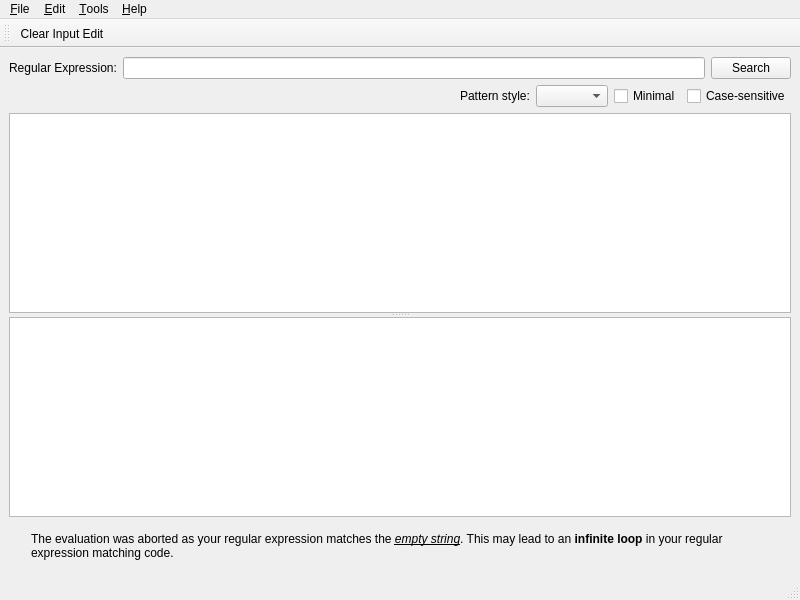
This is src/ui/mainwindow.ui in momesana/qregexp-editor as Qt 5 draws it before an edit. The edited form follows.
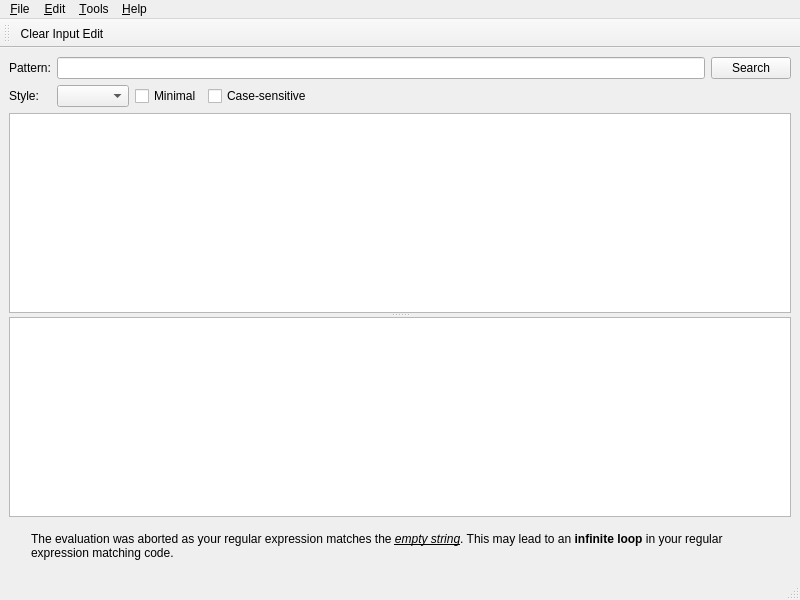
This is the edited form.

The edit to the form file:
```diff
--- a/src/ui/mainwindow.ui
+++ b/src/ui/mainwindow.ui
@@ -14,31 +14,51 @@
    <string>Tool Bar</string>
   </property>
   <widget class="QWidget" name="centralwidget">
-   <layout class="QVBoxLayout" name="verticalLayout">
-    <item>
-     <layout class="QHBoxLayout" name="horizontalLayout">
-      <item>
+   <layout class="QGridLayout" name="gridLayout_2">
+    <item row="0" column="0">
+     <layout class="QGridLayout" name="gridLayout">
+      <item row="0" column="0">
        <widget class="QLabel" name="label">
         <property name="text">
-         <string>Regular Expression:</string>
+         <string>Pattern:</string>
         </property>
        </widget>
       </item>
-      <item>
+      <item row="0" column="1" colspan="4">
        <widget class="QLineEdit" name="regexpLineEdit"/>
       </item>
-      <item>
+      <item row="0" column="5">
        <widget class="QPushButton" name="searchButton">
         <property name="text">
          <string>Search</string>
         </property>
        </widget>
       </item>
-     </layout>
-    </item>
-    <item>
-     <layout class="QHBoxLayout" name="horizontalLayout_2">
-      <item>
+      <item row="1" column="0">
+       <widget class="QLabel" name="label_2">
+        <property name="text">
+         <string>Style:</string>
+        </property>
+       </widget>
+      </item>
+      <item row="1" column="1">
+       <widget class="QComboBox" name="syntaxComboBox"/>
+      </item>
+      <item row="1" column="2">
+       <widget class="QCheckBox" name="minimalCheckBox">
+        <property name="text">
+         <string>Minimal</string>
+        </property>
+       </widget>
+      </item>
+      <item row="1" column="3">
+       <widget class="QCheckBox" name="caseSensitivityCheckBox">
+        <property name="text">
+         <string>Case-sensitive</string>
+        </property>
+       </widget>
+      </item>
+      <item row="1" column="4">
        <spacer name="horizontalSpacer">
         <property name="orientation">
          <enum>Qt::Horizontal</enum>
@@ -51,34 +71,9 @@
         </property>
        </spacer>
       </item>
-      <item>
-       <widget class="QLabel" name="label_2">
-        <property name="text">
-         <string>Pattern style:</string>
-        </property>
-       </widget>
-      </item>
-      <item>
-       <widget class="QComboBox" name="syntaxComboBox">
-       </widget>
-      </item>
-      <item>
-       <widget class="QCheckBox" name="minimalCheckBox">
-        <property name="text">
-         <string>Minimal</string>
-        </property>
-       </widget>
-      </item>
-      <item>
-       <widget class="QCheckBox" name="caseSensitivityCheckBox">
-        <property name="text">
-         <string>Case-sensitive</string>
-        </property>
-       </widget>
-      </item>
      </layout>
     </item>
-    <item>
+    <item row="1" column="0">
      <widget class="QSplitter" name="splitter">
       <property name="orientation">
        <enum>Qt::Vertical</enum>
@@ -91,7 +86,7 @@
       </widget>
      </widget>
     </item>
-    <item>
+    <item row="2" column="0">
      <widget class="QWidget" name="warningWidget" native="true">
       <layout class="QHBoxLayout" name="horizontalLayout_3" stretch="0,1">
        <item>
@@ -132,7 +127,7 @@
      <x>0</x>
      <y>0</y>
      <width>800</width>
-     <height>21</height>
+     <height>27</height>
     </rect>
    </property>
    <widget class="QMenu" name="menu_Edit">
```
